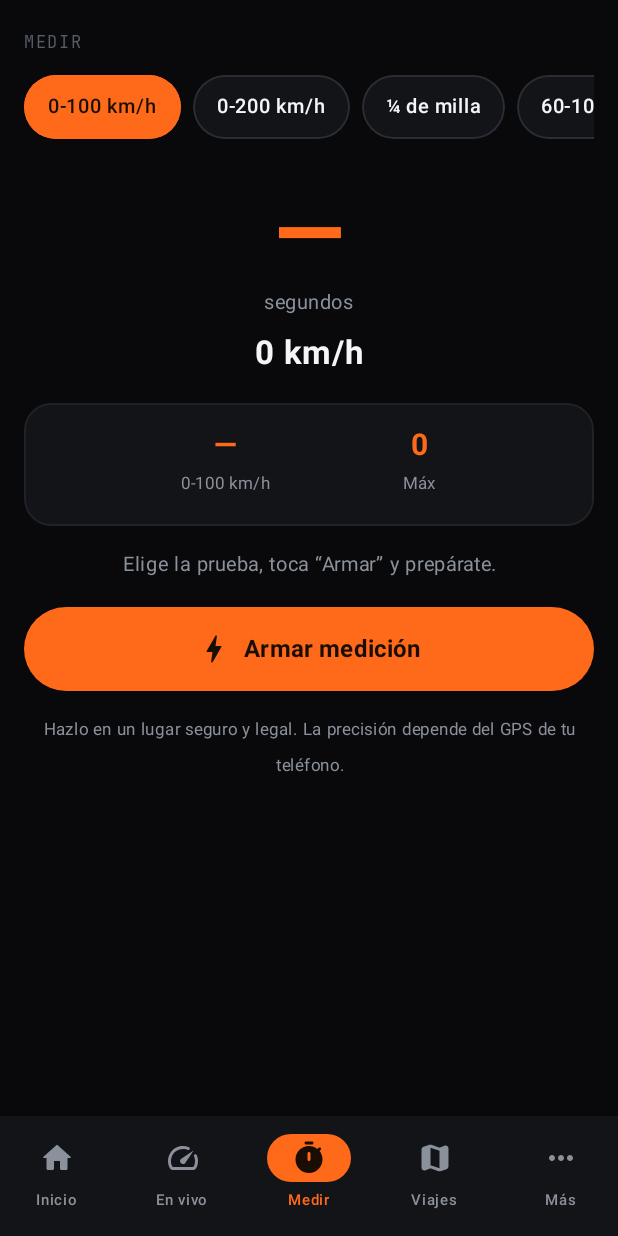
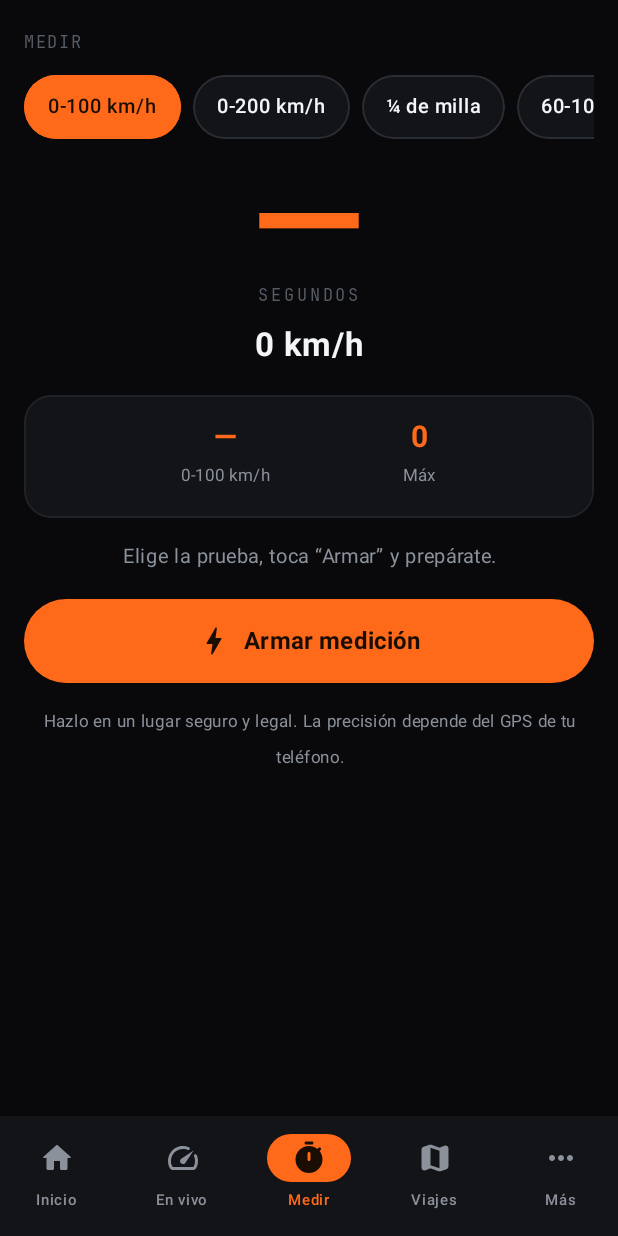
Before and after one commit to diegomtz0012/APEX-android, an Android app built with Jetpack Compose: the screen it shows after launch (MainActivity), item 3 of the bottom bar chosen, on a phone screen of 412 x 824 dp. Run offline under Robolectric (Android 15) with nearby library versions, the phone set to English and light mode, and no system bars; libraries missing offline, so code that uses them is left out: org.osmdroid.config; 1 statement that could not run was skipped.

```diff
--- a/apex-android/app/src/main/java/com/apex/app/ui/screens/DynoScreen.kt
+++ b/apex-android/app/src/main/java/com/apex/app/ui/screens/DynoScreen.kt
@@ -33,6 +33,7 @@ import com.apex.app.ui.DynoViewModel
 import com.apex.app.ui.components.ApexCard
 import com.apex.app.ui.components.SectionLabel
 import com.apex.app.ui.theme.ApexColors
+import com.apex.app.ui.theme.ApexDisplay
 
 @Composable
 fun DynoScreen(viewModel: DynoViewModel) {
@@ -55,9 +56,9 @@ fun DynoScreen(viewModel: DynoViewModel) {
             Text(
                 text = if (state.phase == DynoPhase.RECORDING) "${state.curHp}" else "${state.peakHp}",
                 color = ApexColors.Orange,
-                fontSize = 72.sp,
+                fontSize = 76.sp,
                 fontWeight = FontWeight.Black,
-                fontFamily = FontFamily.Monospace
+                fontFamily = ApexDisplay
             )
             Text(
                 text = if (state.phase == DynoPhase.RECORDING) "HP ahora" else "HP máx estimados",
--- a/apex-android/app/src/main/java/com/apex/app/ui/screens/InicioScreen.kt
+++ b/apex-android/app/src/main/java/com/apex/app/ui/screens/InicioScreen.kt
@@ -29,6 +29,7 @@ import com.apex.app.ui.components.ApexCard
 import com.apex.app.ui.components.SectionLabel
 import com.apex.app.ui.components.StatusDot
 import com.apex.app.ui.theme.ApexColors
+import com.apex.app.ui.theme.ApexDisplay
 
 @Composable
 fun InicioScreen(viewModel: LiveViewModel, onGoLive: () -> Unit) {
@@ -45,14 +46,17 @@ fun InicioScreen(viewModel: LiveViewModel, onGoLive: () -> Unit) {
         Text(
             text = "APEX",
             color = ApexColors.Orange,
-            fontSize = 34.sp,
+            fontSize = 40.sp,
             fontWeight = FontWeight.Black,
-            letterSpacing = 2.sp
+            fontFamily = ApexDisplay,
+            letterSpacing = 6.sp
         )
         Text(
-            text = "Rendimiento real · ELM327",
-            color = ApexColors.Muted,
-            fontSize = 13.sp
+            text = "RENDIMIENTO REAL · ELM327",
+            color = ApexColors.Faint,
+            fontSize = 11.sp,
+            fontFamily = com.apex.app.ui.theme.ApexMono,
+            letterSpacing = 1.sp
         )
 
         Spacer(Modifier.height(22.dp))
@@ -122,7 +126,7 @@ private fun MiniStat(label: String, value: String, modifier: Modifier = Modifier
         horizontalAlignment = Alignment.CenterHorizontally,
         verticalArrangement = Arrangement.Center
     ) {
-        Text(text = value, color = ApexColors.Orange, fontSize = 24.sp, fontWeight = FontWeight.Bold)
-        Text(text = label, color = ApexColors.Muted, fontSize = 11.sp)
+        Text(text = value, color = ApexColors.Orange, fontSize = 26.sp, fontWeight = FontWeight.Black, fontFamily = ApexDisplay)
+        Text(text = label, color = ApexColors.Faint, fontSize = 10.sp, fontFamily = com.apex.app.ui.theme.ApexMono)
     }
 }
--- a/apex-android/app/src/main/java/com/apex/app/ui/screens/MedirScreen.kt
+++ b/apex-android/app/src/main/java/com/apex/app/ui/screens/MedirScreen.kt
@@ -40,6 +40,7 @@ import com.apex.app.ui.TestType
 import com.apex.app.ui.components.ApexCard
 import com.apex.app.ui.components.SectionLabel
 import com.apex.app.ui.theme.ApexColors
+import com.apex.app.ui.theme.ApexDisplay
 
 @Composable
 fun MedirScreen(viewModel: MeasureViewModel) {
@@ -81,11 +82,11 @@ fun MedirScreen(viewModel: MeasureViewModel) {
         Text(
             text = formatSeconds(bigTime),
             color = ApexColors.Orange,
-            fontSize = 66.sp,
+            fontSize = 72.sp,
             fontWeight = FontWeight.Black,
-            fontFamily = FontFamily.Monospace
+            fontFamily = ApexDisplay
         )
-        Text(text = "segundos", color = ApexColors.Muted, fontSize = 13.sp)
+        Text(text = "SEGUNDOS", color = ApexColors.Faint, fontSize = 11.sp, fontFamily = com.apex.app.ui.theme.ApexMono, letterSpacing = 2.sp)
 
         Spacer(Modifier.height(8.dp))
         Text(
```
Also changed, not shown: apex-android/app/src/main/java/com/apex/app/ui/screens/ViajesScreen.kt (+10 -8 lines).
